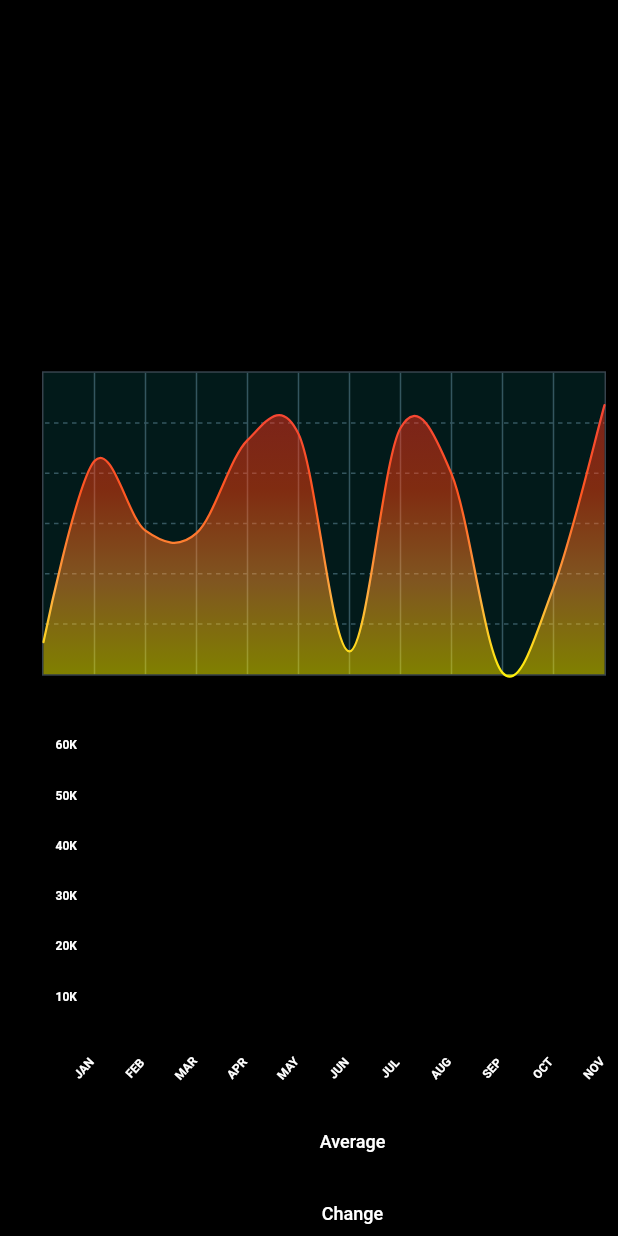
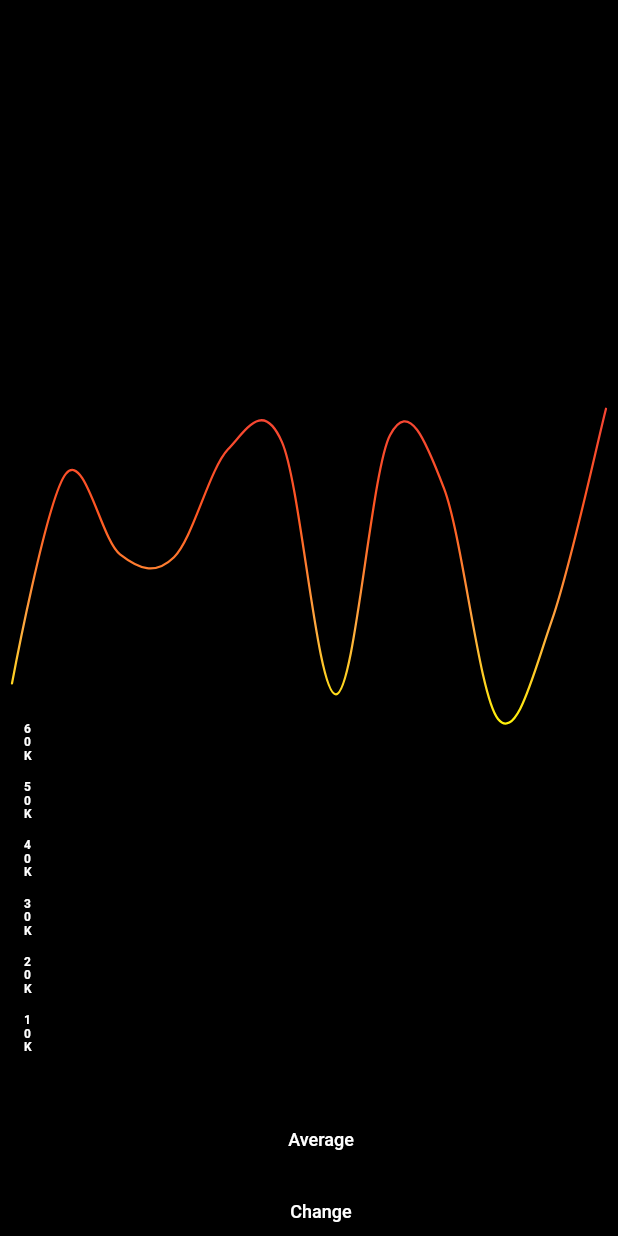
Before and after one commit to nirmal-mazhuvanpilly/flutter-custom-widgets, a Flutter app: the screen it shows after launch, after a tap on "Flutter Chart", on a phone screen of 412 x 824 dp. Run offline on Flutter 3.47's test engine with Material 2 defaults, Android fonts, the phone set to English and light mode, and no system bars; drawn by our look-alikes of fl_chart; our stand-ins replace cached_network_image, flutter_linkify, lottie, syncfusion_flutter_gauges; missing offline and left inert: rainbow_color.

Commit message:
Cubic Bezier Curve Example

```diff
--- a/lib/chart/chart_screen.dart
+++ b/lib/chart/chart_screen.dart
@@ -225,12 +225,11 @@ class _ChartScreenState extends State<ChartScreen> {
         verticalInterval: 1,
         getDrawingHorizontalLine: (value) {
           return FlLine(
-              color: const Color(0xff37434d),
-              strokeWidth: 1,
-              dashArray: [0, 1, 2]);
+            color: Colors.transparent,
+          );
         },
         getDrawingVerticalLine: (value) {
-          return FlLine(color: const Color(0xff37434d), strokeWidth: 1);
+          return FlLine(color: Colors.transparent);
         },
       ),
       titlesData: FlTitlesData(
@@ -244,7 +243,7 @@ class _ChartScreenState extends State<ChartScreen> {
         bottomTitles: AxisTitles(
           sideTitles: SideTitles(
             showTitles: true,
-            reservedSize: 30,
+            reservedSize: 0,
             interval: 1,
             getTitlesWidget: bottomTitleWidgets,
           ),
@@ -254,13 +253,12 @@ class _ChartScreenState extends State<ChartScreen> {
             showTitles: true,
             interval: 1,
             getTitlesWidget: leftTitleWidgets,
-            reservedSize: 20,
+            reservedSize: 0,
           ),
         ),
       ),
       borderData: FlBorderData(
-        show: true,
-        border: Border.all(color: const Color(0xff37434d)),
+        show: false,
       ),
       minX: 0,
       maxX: 11,
@@ -287,22 +285,7 @@ class _ChartScreenState extends State<ChartScreen> {
                   strokeWidth: 1);
             },
           ),
-            belowBarData: BarAreaData(
-              show: true,
-              cutOffY: 0,
-              applyCutOffY: true,
-              gradient: LinearGradient(
-                colors: gradientColors
-                    .map((color) => color.withOpacity(0.5))
-                    .toList(),
-                begin: Alignment.topCenter,
-                end: Alignment.bottomCenter,
         ),
-            ),
-            aboveBarData: BarAreaData(
-              show: true,
-              color: Colors.cyanAccent.withOpacity(.10),
-            )),
       ],
     );
   }
--- a/lib/main.dart
+++ b/lib/main.dart
@@ -1,4 +1,5 @@
 import 'package:flutter/material.dart';
+import 'package:limoverse_widgets/beizer/cubic_bezier.dart';
 import 'package:limoverse_widgets/chart/chart_screen.dart';
 import 'package:limoverse_widgets/community/community_page.dart';
 import 'package:limoverse_widgets/custom_grid/custom_grid_view.dart';
@@ -185,6 +186,13 @@ class _HomeState extends State<Home> {
                       builder: (context) => const ChartScreen()));
                 },
                 child: const Text("Flutter Chart")),
+            const HeightWidget(height: 10),
+            TextButton(
+                onPressed: () async {
+                  Navigator.of(context).push(MaterialPageRoute(
+                      builder: (context) => const CubicBezierCurve()));
+                },
+                child: const Text("Bezier")),
           ],
         ),
       ),
```
Also changed, not shown: lib/beizer/cubic_bezier.dart (added, +74 -0 lines). Lines whose indentation alone changed are shown as unchanged.
